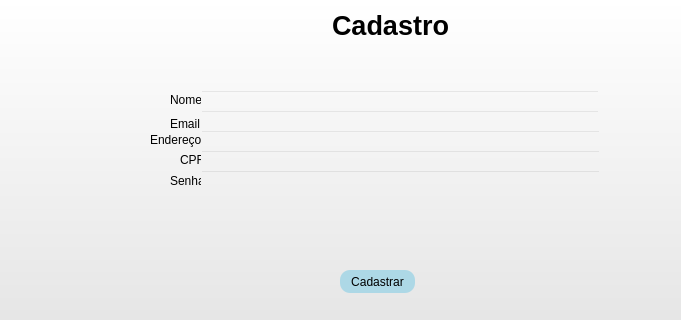
Before: the Qt Designer form telas/tela_cad.ui in JorgeLuis8/Trabalho-POO-II, drawn with Qt 5; both pictures show x 0 to 681 and y 0 to 320 of the 803 by 557 pixel window.
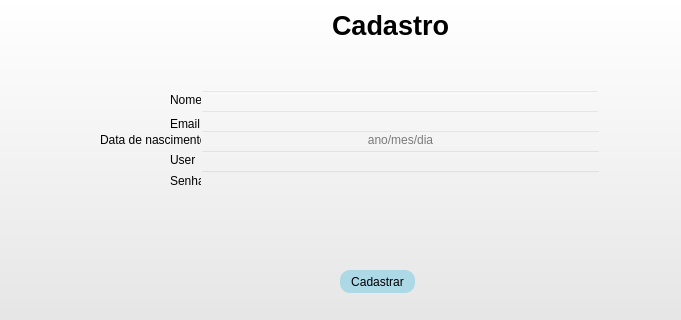
After: the same form once the commit is applied.

What changed in the file:
```diff
--- a/telas/tela_cad.ui
+++ b/telas/tela_cad.ui
@@ -191,13 +191,19 @@
 background-color: transparent;
 </string>
     </property>
+    <property name="alignment">
+     <set>Qt::AlignCenter</set>
+    </property>
+    <property name="placeholderText">
+     <string>ano/mes/dia</string>
+    </property>
    </widget>
    <widget class="QLabel" name="label_4">
     <property name="geometry">
      <rect>
-      <x>150</x>
+      <x>100</x>
       <y>130</y>
-      <width>51</width>
+      <width>101</width>
       <height>20</height>
      </rect>
     </property>
@@ -208,7 +214,7 @@
 </string>
     </property>
     <property name="text">
-     <string>Endereço</string>
+     <string>Data de nascimento</string>
     </property>
    </widget>
    <widget class="QLineEdit" name="lineEdit_2">
@@ -230,9 +236,9 @@
    <widget class="QLabel" name="label_3">
     <property name="geometry">
      <rect>
-      <x>180</x>
+      <x>170</x>
       <y>150</y>
-      <width>21</width>
+      <width>31</width>
       <height>20</height>
      </rect>
     </property>
@@ -243,7 +249,7 @@
 </string>
     </property>
     <property name="text">
-     <string>CPF</string>
+     <string>User</string>
     </property>
    </widget>
    <widget class="QLabel" name="label_5">
```
